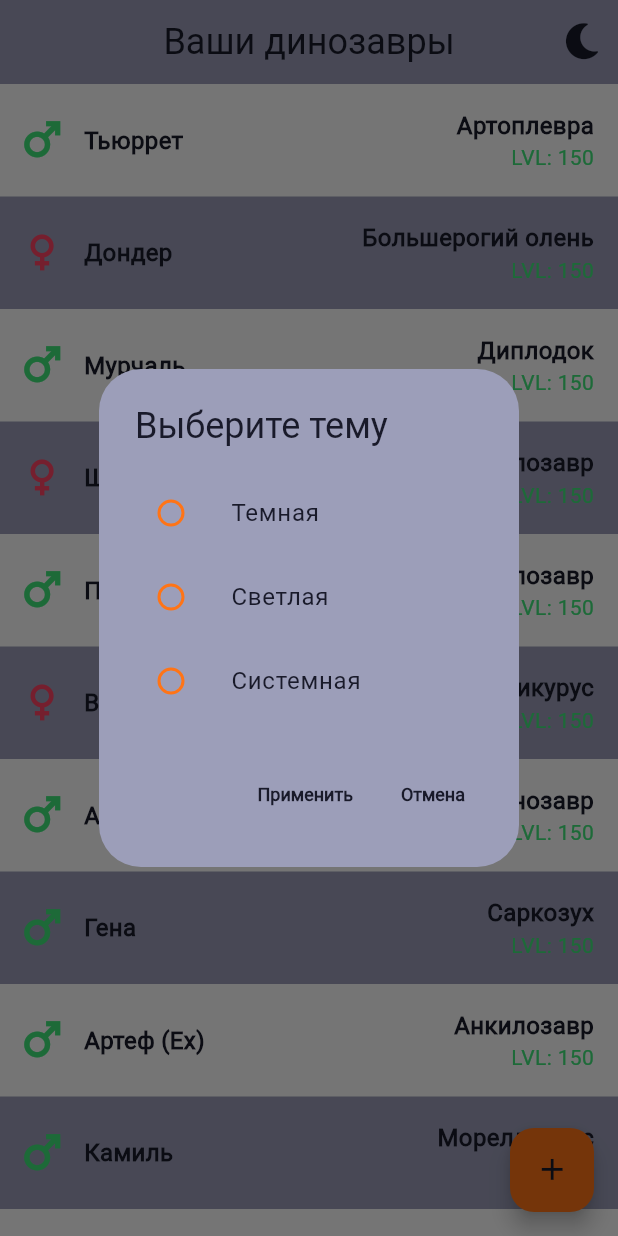
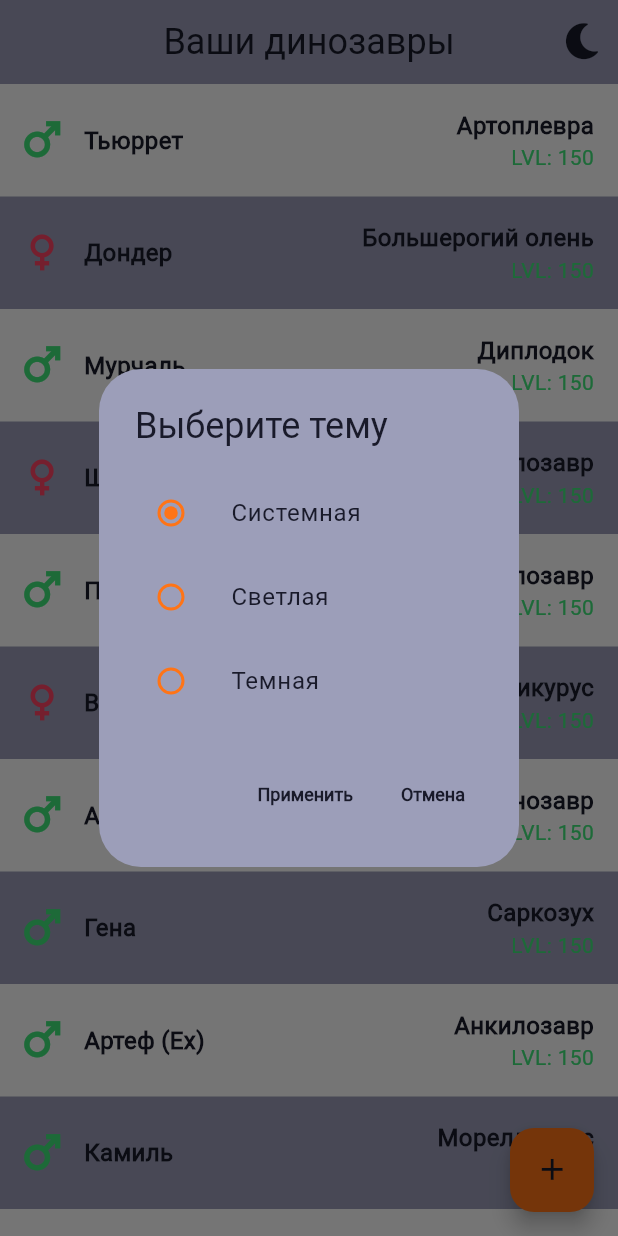
Before and after one commit to leushinilya/DinoManager, a Flutter app: the screen it shows after launch, after a tap on an icon or button, on a phone screen of 412 x 824 dp. Run offline on Flutter 3.47's test engine with Material 3 defaults, Android fonts, the phone set to English and light mode, and no system bars.

Commit message:
Runtime theme switching

```diff
--- a/lib/dino_app.dart
+++ b/lib/dino_app.dart
@@ -14,19 +14,12 @@ class DinoApp extends StatefulWidget {
 class _DinoAppState extends State<DinoApp> {
   @override
   Widget build(BuildContext context) {
-    return MultiProvider(
-      providers: [
-        Provider(
-          create: (_) => SwitchThemeModel(),
-        )
-      ],
-      child: MaterialApp(
-        title: "DinoManager",
-        theme: getTheme(false),
-        darkTheme: getTheme(true),
-        themeMode: ThemeMode.system,
-        home: const DinoListScreen(),
-      ),
+    return MaterialApp(
+      title: "DinoManager",
+      theme: getTheme(false),
+      darkTheme: getTheme(true),
+      themeMode: context.watch<SwitchThemeModel>().mode,
+      home: const DinoListScreen(),
     );
   }
 }
--- a/lib/ui/components/dino_radio_button_group.dart
+++ b/lib/ui/components/dino_radio_button_group.dart
@@ -1,3 +1,4 @@
+import 'package:collection/collection.dart';
 import 'package:dino_manager/ui/theme/theme_extension.dart';
 import 'package:flutter/material.dart';
 
@@ -5,29 +6,40 @@ class DinoRadioButtonGroup extends StatefulWidget {
   const DinoRadioButtonGroup({
     super.key,
     required this.items,
+    this.initialItemIndex,
     required this.callback,
   });
 
-  final Set<String> items;
-  final Function(String) callback;
+  final List<String> items;
+  final int? initialItemIndex;
+  final Function(int) callback;
 
   @override
   State<DinoRadioButtonGroup> createState() => _DinoRadioButtonGroupState();
-
-  void selectItem(String item) {}
 }
 
 class _DinoRadioButtonGroupState extends State<DinoRadioButtonGroup> {
-  String? selectedItem;
+  int? selectedItemIndex;
+
+  @override
+  void initState() {
+    selectedItemIndex = widget.initialItemIndex;
+    super.initState();
+  }
 
   @override
   Widget build(BuildContext context) {
     var theme = context.dinoTheme;
-    return Column(
+    return Theme(
+      data: Theme.of(context).copyWith(
+        splashColor: Colors.transparent,
+        highlightColor: Colors.transparent,
+      ),
+      child: Column(
         mainAxisSize: MainAxisSize.min,
         children: widget.items
-          .map(
-            (item) => ListTile(
+            .mapIndexed(
+              (index, item) => ListTile(
                 contentPadding: EdgeInsets.zero,
                 minLeadingWidth: 0,
                 title: Text(
@@ -35,19 +47,26 @@ class _DinoRadioButtonGroupState extends State<DinoRadioButtonGroup> {
                   style: theme.textStyles.body.b1
                       .copyWith(color: theme.palette.textColors.primary),
                 ),
-              leading: Radio<String>(
-                value: item,
-                groupValue: selectedItem,
-                onChanged: (String? value) {
+                leading: Radio<int>(
+                  value: index,
+                  groupValue: selectedItemIndex,
+                  onChanged: (_) {
                     setState(() {
-                    selectedItem = value;
-                    if (value != null) widget.callback(value);
+                      selectedItemIndex = index;
+                      widget.callback(index);
                     });
                   },
                 ),
+                onTap: (){
+                  setState(() {
+                    selectedItemIndex = index;
+                    widget.callback(index);
+                  });
+                },
               ),
             )
             .toList(),
+      ),
     );
   }
 }
--- a/lib/ui/dialogs/switch_theme_dialog.dart
+++ b/lib/ui/dialogs/switch_theme_dialog.dart
@@ -12,22 +12,23 @@ class SwitchThemeDialog extends StatefulWidget {
 
 class _SwitchThemeDialogState extends State<SwitchThemeDialog> {
   ThemeMode? selectedThemeMode;
-  Map<String, ThemeMode> modesMap = {
-    "Темная": ThemeMode.dark,
-    "Светлая": ThemeMode.light,
-    "Системная": ThemeMode.system,
-  };
 
   @override
   Widget build(BuildContext context) {
-    SwitchThemeModel model = context.watch();
+    SwitchThemeModel model = context.read();
     return AlertDialog(
       title: const Text("Выберите тему"),
       content: DinoRadioButtonGroup(
-        items: modesMap.keys.toSet(),
-        callback: (modeTitle) {
-          ThemeMode? themeMode = modesMap[modeTitle];
-          selectedThemeMode = themeMode;
+        items: ThemeMode.values
+            .map((mode) => switch (mode) {
+                  ThemeMode.system => "Системная",
+                  ThemeMode.light => "Светлая",
+                  ThemeMode.dark => "Темная",
+                })
+            .toList(),
+        initialItemIndex: ThemeMode.values.toList().indexOf(model.mode),
+        callback: (index) {
+          selectedThemeMode = ThemeMode.values[index];
         },
       ),
       actions: [
--- a/pubspec.yaml
+++ b/pubspec.yaml
@@ -32,6 +32,7 @@ dependencies:
     sdk: flutter
   flutter_svg: ^2.0.14
   provider: ^6.1.2
+  collection: ^1.18.0
 
 
   # The following adds the Cupertino Icons font to your application.
```
Also changed, not shown: lib/main.dart (+12 -1 lines), pubspec.lock. Lines whose indentation alone changed are shown as unchanged.
